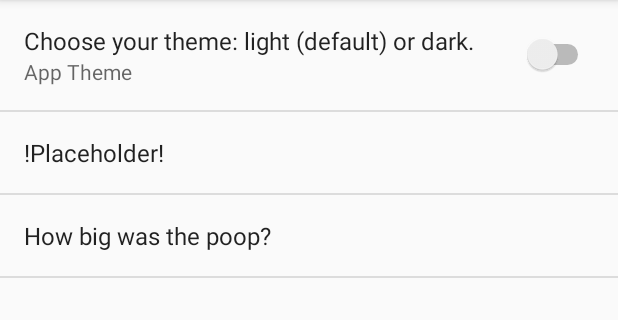
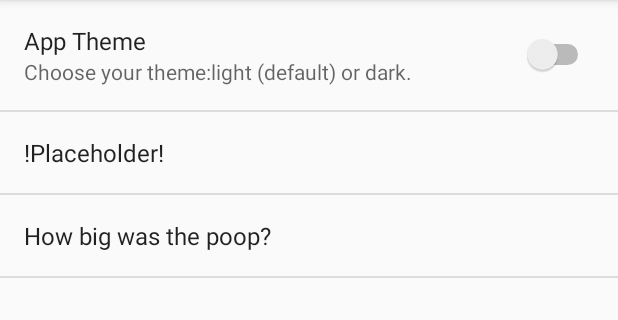
Before and after one commit to Aduayi/Sonant, an Android app: the AppPreferences screen opened directly, with no data from a screen before it, on a phone screen of 412 x 824 dp, the part 84-404 px from its top. Run offline under Robolectric (Android 15) with nearby library versions, the phone set to English and light mode, and no system bars.

```diff
--- a/app/src/main/res/values/strings.xml
+++ b/app/src/main/res/values/strings.xml
@@ -10,8 +10,8 @@
 <!-- Strings related to Settings -->
 
     <!-- Theme strings -->
-    <string name="Theme">App Theme</string>
-    <string name="Theme_desc">Choose your theme: light (default) or dark.</string>
+    <string name="Theme">Choose your theme:light (default) or dark.</string>
+    <string name="Theme_desc">App Theme</string>
     <!-- Edit-text string settings -->
     <string name="pref_title_display_name">!Placeholder!</string>
     <string name="pref_default_display_name">Spike</string>
```
Also changed, not shown: app/src/main/res/drawable/xmas.jpg (deleted), app/src/main/res/drawable/xmas.png (added), 1 other file.
